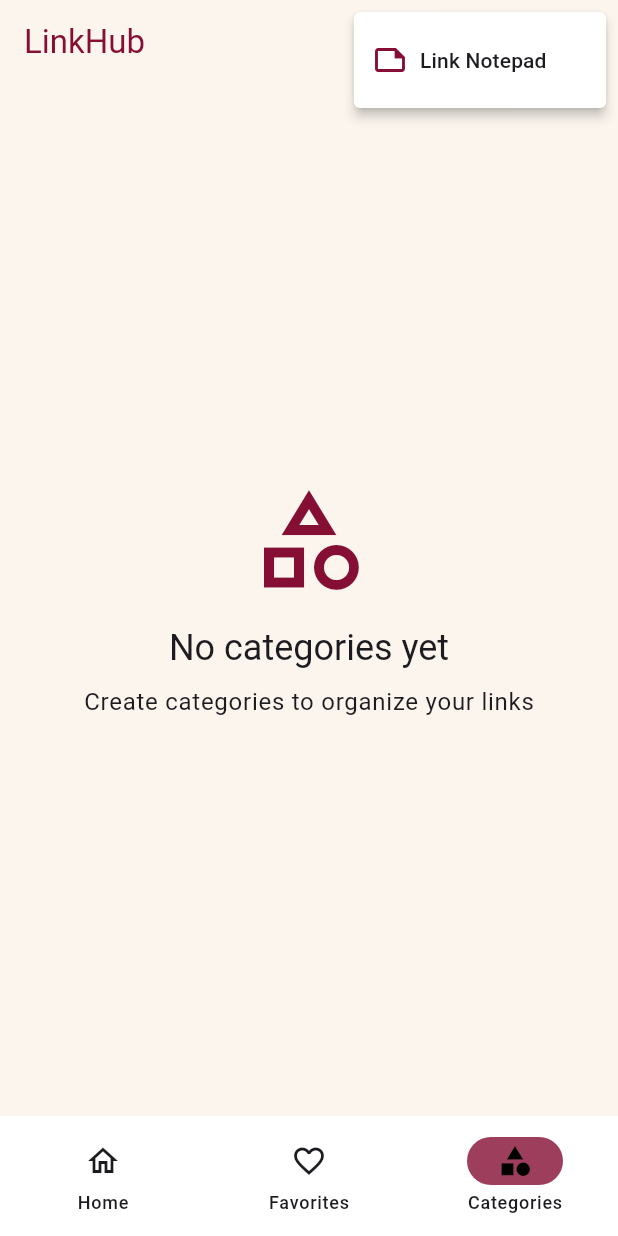
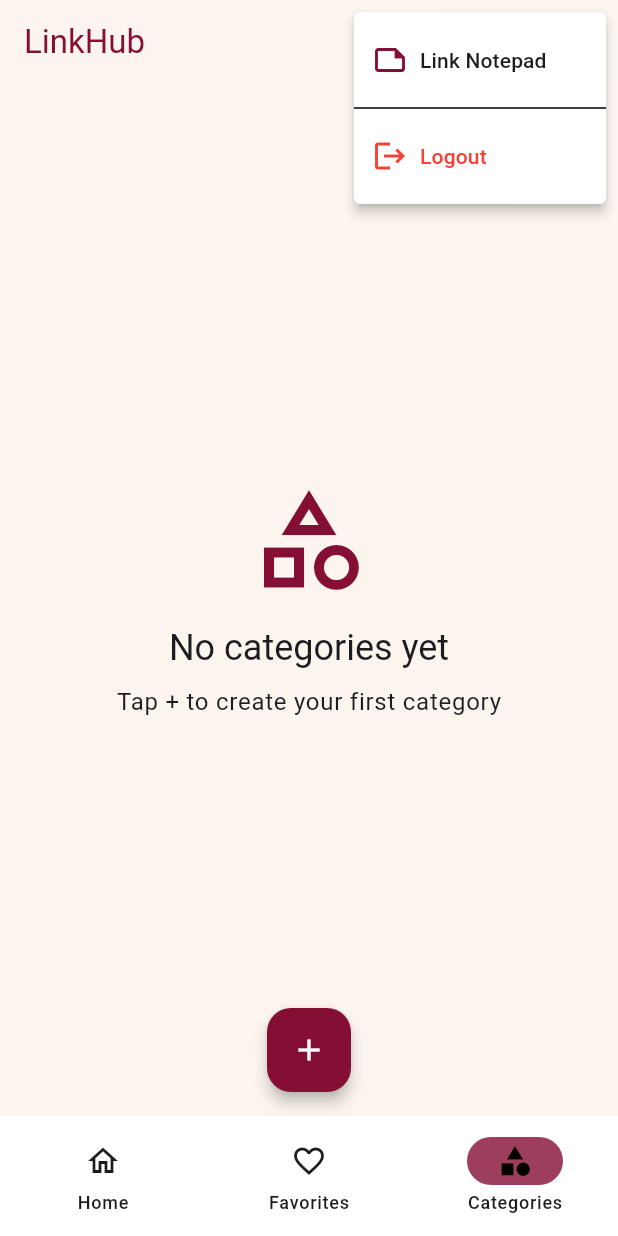
Before and after one commit to nathanlobo/linkhub, a Flutter app: the screen it shows once a user with an empty profile is signed in, item 3 of the bottom bar chosen, after a tap on the "more vert" icon, on a phone screen of 412 x 824 dp. Run offline on Flutter 3.47's test engine with Material 3 defaults, Android fonts, the phone set to English and light mode, and no system bars; our stand-ins replace cached_network_image, cloud_firestore, firebase_auth, firebase_core, flutter_riverpod, flutter_slidable; missing offline and left inert: receive_sharing_intent; accounts and stored records are empty; statements that could not run were skipped.

Commit message:
Add logout, functional favorites and categories tabs with full CRUD operations

```diff
--- a/lib/features/categories/categories_screen.dart
+++ b/lib/features/categories/categories_screen.dart
@@ -1,11 +1,82 @@
 import 'package:flutter/material.dart';
 import 'package:flutter_riverpod/flutter_riverpod.dart';
+import '../shared/providers/firestore_providers.dart';
+import '../auth/auth_controller.dart';
 
 class CategoriesScreen extends ConsumerWidget {
   const CategoriesScreen({super.key});
 
+  Future<void> _showAddCategoryDialog(BuildContext context, WidgetRef ref) async {
+    final nameController = TextEditingController();
+
+    final result = await showDialog<bool>(
+      context: context,
+      builder: (context) => AlertDialog(
+        title: const Text('Add Category'),
+        content: TextField(
+          controller: nameController,
+          decoration: const InputDecoration(
+            labelText: 'Category Name',
+            border: OutlineInputBorder(),
+          ),
+          autofocus: true,
+        ),
+        actions: [
+          TextButton(
+            onPressed: () => Navigator.pop(context, false),
+            child: const Text('Cancel'),
+          ),
+          FilledButton(
+            onPressed: () => Navigator.pop(context, true),
+            child: const Text('Add'),
+          ),
+        ],
+      ),
+    );
+
+    if (result == true && nameController.text.isNotEmpty) {
+      final userId = ref.read(authStateProvider).value?.uid;
+      if (userId != null) {
+        await ref.read(firestoreServiceProvider).addCategory(userId, nameController.text.trim());
+      }
+    }
+  }
+
+  Future<void> _deleteCategory(BuildContext context, WidgetRef ref, String categoryId) async {
+    final confirmed = await showDialog<bool>(
+      context: context,
+      builder: (context) => AlertDialog(
+        title: const Text('Delete Category'),
+        content: const Text('Are you sure? Links in this category will not be deleted.'),
+        actions: [
+          TextButton(
+            onPressed: () => Navigator.pop(context, false),
+            child: const Text('Cancel'),
+          ),
+          TextButton(
+            onPressed: () => Navigator.pop(context, true),
+            child: const Text('Delete'),
+          ),
+        ],
+      ),
+    );
+
+    if (confirmed == true) {
+      final userId = ref.read(authStateProvider).value?.uid;
+      if (userId != null) {
+        await ref.read(firestoreServiceProvider).deleteCategory(userId, categoryId);
+      }
+    }
+  }
+
   @override
   Widget build(BuildContext context, WidgetRef ref) {
+    final categoriesAsync = ref.watch(userCategoriesProvider);
+
+    return Scaffold(
+      body: categoriesAsync.when(
+        data: (categories) {
+          if (categories.isEmpty) {
             return Center(
               child: Column(
                 mainAxisAlignment: MainAxisAlignment.center,
@@ -22,11 +93,47 @@ class CategoriesScreen extends ConsumerWidget {
                   ),
                   const SizedBox(height: 8),
                   Text(
-            'Create categories to organize your links',
+                    'Tap + to create your first category',
                     style: Theme.of(context).textTheme.bodyLarge,
                   ),
                 ],
               ),
             );
           }
+
+          return ListView.builder(
+            padding: const EdgeInsets.all(16),
+            itemCount: categories.length,
+            itemBuilder: (context, index) {
+              final category = categories[index];
+              return Card(
+                child: ListTile(
+                  leading: CircleAvatar(
+                    child: Icon(Icons.category),
+                  ),
+                  title: Text(
+                    category.name,
+                    style: const TextStyle(fontWeight: FontWeight.bold),
+                  ),
+                  trailing: IconButton(
+                    icon: const Icon(Icons.delete_outline),
+                    onPressed: () => _deleteCategory(context, ref, category.id),
+                  ),
+                ),
+              );
+            },
+          );
+        },
+        loading: () => const Center(child: CircularProgressIndicator()),
+        error: (error, _) => Center(
+          child: Text('Error: $error'),
+        ),
+      ),
+      floatingActionButton: FloatingActionButton(
+        onPressed: () => _showAddCategoryDialog(context, ref),
+        child: const Icon(Icons.add),
+      ),
+      floatingActionButtonLocation: FloatingActionButtonLocation.centerFloat,
+    );
   }
+}
--- a/lib/features/favorites/favorites_screen.dart
+++ b/lib/features/favorites/favorites_screen.dart
@@ -1,11 +1,18 @@
 import 'package:flutter/material.dart';
 import 'package:flutter_riverpod/flutter_riverpod.dart';
+import '../shared/providers/firestore_providers.dart';
+import '../home/link_card.dart';
 
 class FavoritesScreen extends ConsumerWidget {
   const FavoritesScreen({super.key});
 
   @override
   Widget build(BuildContext context, WidgetRef ref) {
+    final favoritesAsync = ref.watch(favoriteLinksProvider);
+
+    return favoritesAsync.when(
+      data: (links) {
+        if (links.isEmpty) {
           return Center(
             child: Column(
               mainAxisAlignment: MainAxisAlignment.center,
@@ -29,4 +36,19 @@ class FavoritesScreen extends ConsumerWidget {
             ),
           );
         }
+
+        return ListView.builder(
+          padding: const EdgeInsets.all(16),
+          itemCount: links.length,
+          itemBuilder: (context, index) {
+            return LinkCard(link: links[index]);
+          },
+        );
+      },
+      loading: () => const Center(child: CircularProgressIndicator()),
+      error: (error, _) => Center(
+        child: Text('Error: $error'),
+      ),
+    );
   }
+}
--- a/lib/features/home/main_screen.dart
+++ b/lib/features/home/main_screen.dart
@@ -7,6 +7,7 @@ import '../categories/categories_screen.dart';
 import '../notepad/notepad_screen.dart';
 import 'home_screen.dart';
 import 'add_edit_link_sheet.dart';
+import '../auth/auth_controller.dart';
 
 class MainScreen extends ConsumerStatefulWidget {
   const MainScreen({super.key});
@@ -70,13 +71,37 @@ class _MainScreenState extends ConsumerState<MainScreen> {
     });
   }
 
+  Future<void> _showLogoutDialog(BuildContext context, WidgetRef ref) async {
+    final confirmed = await showDialog<bool>(
+      context: context,
+      builder: (context) => AlertDialog(
+        title: const Text('Logout'),
+        content: const Text('Are you sure you want to logout?'),
+        actions: [
+          TextButton(
+            onPressed: () => Navigator.pop(context, false),
+            child: const Text('Cancel'),
+          ),
+          TextButton(
+            onPressed: () => Navigator.pop(context, true),
+            child: const Text('Logout', style: TextStyle(color: Colors.red)),
+          ),
+        ],
+      ),
+    );
+
+    if (confirmed == true) {
+      await ref.read(authControllerProvider.notifier).signOut();
+    }
+  }
+
   @override
   Widget build(BuildContext context) {
     return Scaffold(
       appBar: AppBar(
         title: const Text('LinkHub'),
         actions: [
-          // Overflow menu (three dots) for Notepad
+          // Overflow menu (three dots) for Notepad and Logout
           PopupMenuButton<String>(
             icon: const Icon(Icons.more_vert),
             onSelected: (value) {
@@ -87,6 +112,8 @@ class _MainScreenState extends ConsumerState<MainScreen> {
                     builder: (context) => const NotepadScreen(),
                   ),
                 );
+              } else if (value == 'logout') {
+                _showLogoutDialog(context, ref);
               }
             },
             itemBuilder: (context) => [
@@ -97,6 +124,17 @@ class _MainScreenState extends ConsumerState<MainScreen> {
                     Icon(Icons.note_outlined),
                     SizedBox(width: 8),
                     Text('Link Notepad'),
+                  ],
+                ),
+              ),
+              const PopupMenuDivider(),
+              const PopupMenuItem(
+                value: 'logout',
+                child: Row(
+                  children: [
+                    Icon(Icons.logout, color: Colors.red),
+                    SizedBox(width: 8),
+                    Text('Logout', style: TextStyle(color: Colors.red)),
                   ],
                 ),
               ),
```
Lines whose indentation alone changed are shown as unchanged.
